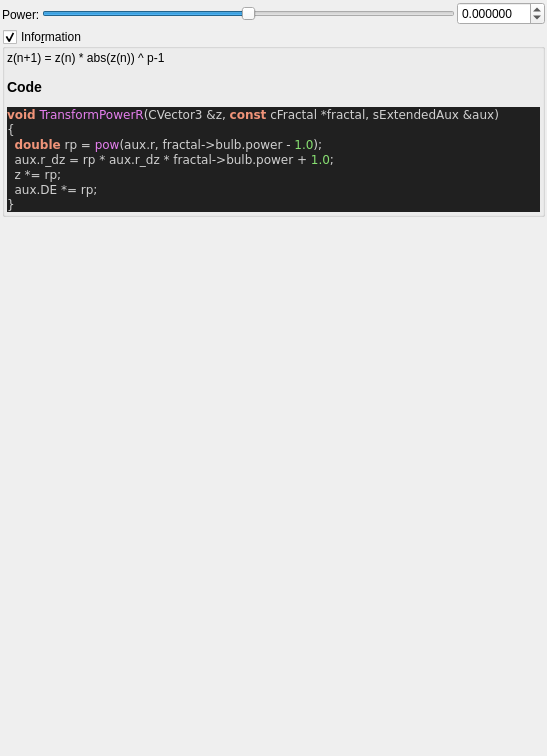
This is mandelbulber2/qt_data/fractal_transf_rpower.ui in buddhi1980/mandelbulber2 as Qt 5 draws it before an edit. The edited form follows.
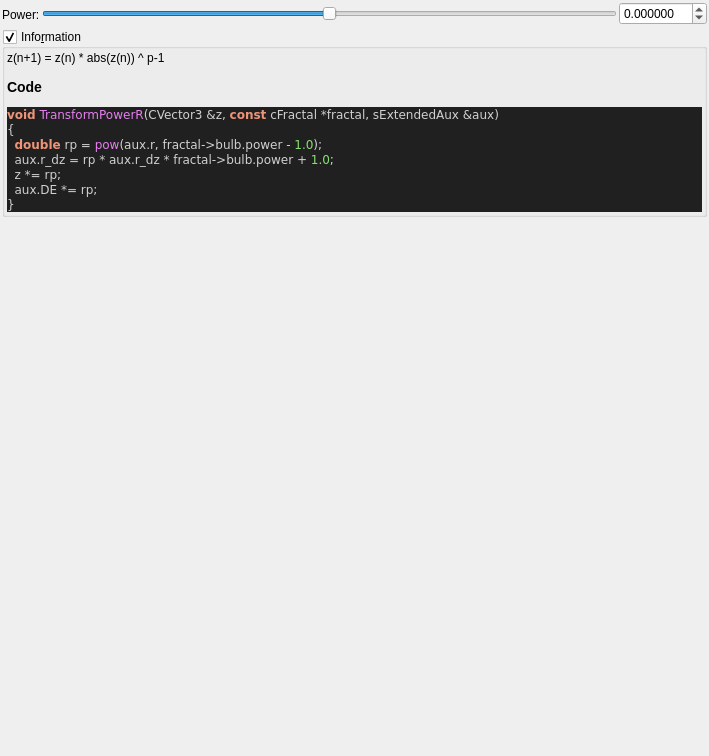
This is the edited form. Custom widgets are drawn as their Qt base class.

What changed in the file:
```diff
--- a/mandelbulber2/qt_data/fractal_transf_rpower.ui
+++ b/mandelbulber2/qt_data/fractal_transf_rpower.ui
@@ -6,7 +6,7 @@
    <rect>
     <x>0</x>
     <y>0</y>
-    <width>547</width>
+    <width>709</width>
     <height>756</height>
    </rect>
   </property>
```
Left out of the diff: 5 changed lines with no effect on the pictures.
